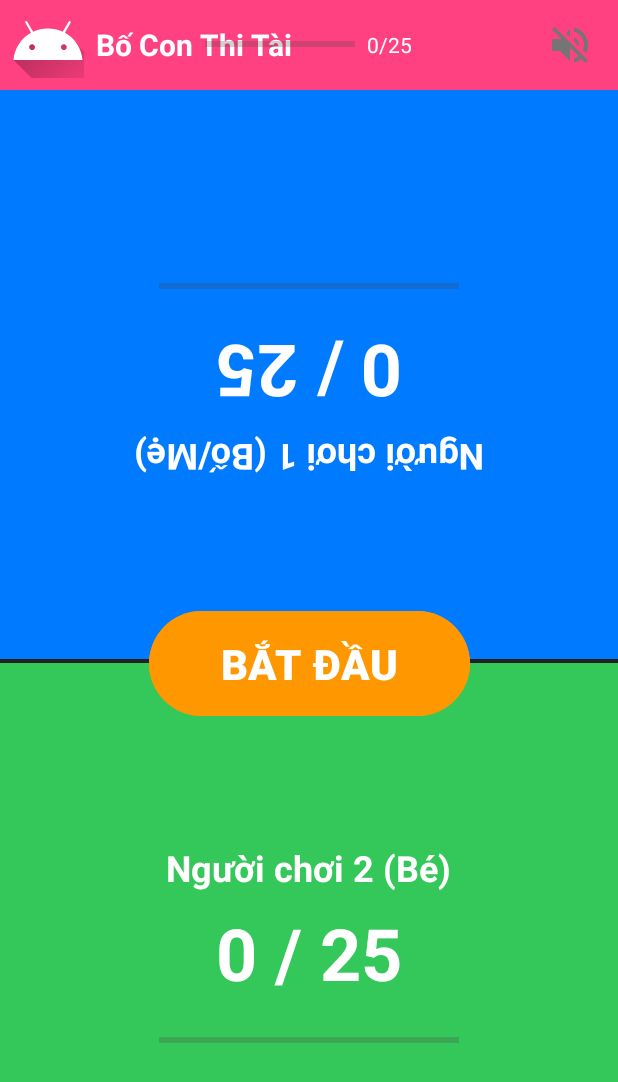
After one commit to dinhanhduc2006-source/Happy-Kids-Learn, an Android app: the VersusActivity screen opened directly, with no data from a screen before it, on a phone screen of 412 x 824 dp. The commit adds this screen. Shown: the top 1082 px of the screen. Run offline under Robolectric (Android 15) with nearby library versions, the phone set to English and light mode, and no system bars.

Commit message:
feat(m3): hoàn thiện mini-game Bố con thi tài chia đôi màn hình 2 người

```diff
--- a/app/src/main/AndroidManifest.xml
+++ b/app/src/main/AndroidManifest.xml
@@ -91,6 +91,11 @@
             android:exported="false"
             android:screenOrientation="portrait"
             android:label="@string/m3_game_reflexes_title" />
+        <activity
+            android:name=".member3.versus.VersusActivity"
+            android:exported="false"
+            android:screenOrientation="portrait"
+            android:label="@string/m3_game_versus_title" />
     </application>
 
 </manifest>
--- /dev/null
+++ b/app/src/main/java/com/example/happykidlearn/member3/versus/VersusActivity.java
@@ -0,0 +1,177 @@
+package com.example.happykidlearn.member3.versus;
+
+import android.annotation.SuppressLint;
+import android.os.Bundle;
+import android.os.Handler;
+import android.os.Looper;
+import android.view.MotionEvent;
+import android.view.View;
+import android.view.animation.OvershootInterpolator;
+import android.widget.Button;
+import android.widget.ProgressBar;
+import android.widget.TextView;
+
+import androidx.annotation.Nullable;
+
+import com.example.happykidlearn.R;
+import com.example.happykidlearn.base.BaseGameActivity;
+
+public class VersusActivity extends BaseGameActivity {
+
+    private final int MAX_SCORE = 25;
+
+    private int p1Score = 0;
+    private int p2Score = 0;
+    private boolean isPlaying = false;
+
+    private View layoutP1, layoutP2;
+    private TextView tvP1Score, tvP2Score;
+    private TextView tvP1Result, tvP2Result;
+    private ProgressBar pbP1, pbP2;
+    private Button btnStart;
+
+    private final Handler delayHandler = new Handler(Looper.getMainLooper());
+
+    @SuppressLint("ClickableViewAccessibility")
+    @Override
+    protected void onCreate(@Nullable Bundle savedInstanceState) {
+        super.onCreate(savedInstanceState);
+        setContentView(R.layout.activity_m3_versus);
+
+        setupHeader(getString(R.string.m3_game_versus_title));
+
+        // Luôn hiển thị tiến độ 0/25 ở Header ban đầu
+        setGameProgress(0, MAX_SCORE);
+
+        layoutP1 = findViewById(R.id.layout_m3_p1);
+        layoutP2 = findViewById(R.id.layout_m3_p2);
+
+        tvP1Score = findViewById(R.id.tv_m3_p1_score);
+        tvP2Score = findViewById(R.id.tv_m3_p2_score);
+
+        tvP1Result = findViewById(R.id.tv_m3_p1_result);
+        tvP2Result = findViewById(R.id.tv_m3_p2_result);
+
+        pbP1 = findViewById(R.id.pb_m3_p1);
+        pbP2 = findViewById(R.id.pb_m3_p2);
+
+        btnStart = findViewById(R.id.btn_m3_start_versus);
+
+        btnStart.setOnClickListener(v -> {
+            if (soundManager != null) soundManager.playSfx(R.raw.m2_sfx_tap);
+            startGame();
+        });
+
+        // Player 1 (Top) Touch Listener
+        layoutP1.setOnTouchListener((v, event) -> {
+            if (isPlaying && event.getAction() == MotionEvent.ACTION_DOWN) {
+                handleTap(1, v);
+                return true;
+            }
+            return false;
+        });
+
+        // Player 2 (Bottom) Touch Listener
+        layoutP2.setOnTouchListener((v, event) -> {
+            if (isPlaying && event.getAction() == MotionEvent.ACTION_DOWN) {
+                handleTap(2, v);
+                return true;
+            }
+            return false;
+        });
+    }
+
+    private void startGame() {
+        p1Score = 0;
+        p2Score = 0;
+        isPlaying = true;
+
+        updateUI();
+        tvP1Result.setVisibility(View.GONE);
+        tvP2Result.setVisibility(View.GONE);
+        btnStart.setVisibility(View.GONE);
+    }
+
+    private void handleTap(int playerIndex, View layoutView) {
+        if (soundManager != null) {
+            soundManager.playSfx(R.raw.m2_sfx_tap);
+        }
+
+        // Bounce effect cho cảm giác nảy
+        layoutView.animate()
+                .scaleX(0.97f).scaleY(0.97f)
+                .setDuration(40)
+                .withEndAction(() -> {
+                    layoutView.animate()
+                            .scaleX(1.0f).scaleY(1.0f)
+                            .setDuration(100)
+                            .setInterpolator(new OvershootInterpolator())
+                            .start();
+                }).start();
+
+        if (playerIndex == 1) {
+            p1Score++;
+        } else {
+            p2Score++;
+        }
+
+        updateUI();
+
+        if (p1Score >= MAX_SCORE || p2Score >= MAX_SCORE) {
+            finishMatch(p1Score >= MAX_SCORE ? 1 : 2);
+        }
+    }
+
+    private void updateUI() {
+        tvP1Score.setText(p1Score + " / " + MAX_SCORE);
+        tvP2Score.setText(p2Score + " / " + MAX_SCORE);
+
+        pbP1.setProgress(p1Score);
+        pbP2.setProgress(p2Score);
+
+        int highestScore = Math.max(p1Score, p2Score);
+        setGameProgress(highestScore, MAX_SCORE);
+    }
+
+    private void finishMatch(int winnerIndex) {
+        isPlaying = false;
+
+        tvP1Result.setVisibility(View.VISIBLE);
+        tvP2Result.setVisibility(View.VISIBLE);
+
+        if (winnerIndex == 1) {
+            tvP1Result.setText(getString(R.string.m3_msg_win));
+            tvP2Result.setText(getString(R.string.m3_msg_lose));
+        } else {
+            tvP1Result.setText(getString(R.string.m3_msg_lose));
+            tvP2Result.setText(getString(R.string.m3_msg_win));
+        }
+
+        if (soundManager != null) {
+            soundManager.playSfx(R.raw.m2_sfx_celebrate);
+        }
+
+        saveGameProgress("versus", MAX_SCORE, MAX_SCORE, 3);
+
+        // Trì hoãn 800ms để 2 người chơi xem Banner kết quả, sau đó mới hiện Dialog
+        delayHandler.postDelayed(() -> {
+            showVictoryDialog(3, this::finish, this::resetMatch);
+        }, 800);
+    }
+
+    private void resetMatch() {
+        p1Score = 0;
+        p2Score = 0;
+        updateUI();
+        tvP1Result.setVisibility(View.GONE);
+        tvP2Result.setVisibility(View.GONE);
+        btnStart.setVisibility(View.VISIBLE);
+    }
+
+    @Override
+    protected void onDestroy() {
+        // Hủy bỏ callback chờ dialog để tránh rò rỉ nếu người dùng bấm Back sớm
+        delayHandler.removeCallbacksAndMessages(null);
+        super.onDestroy();
+    }
+}
--- /dev/null
+++ b/app/src/main/res/layout/activity_m3_versus.xml
@@ -0,0 +1,224 @@
+<?xml version="1.0" encoding="utf-8"?>
+<LinearLayout xmlns:android="http://schemas.android.com/apk/res/android"
+    xmlns:app="http://schemas.android.com/apk/res-auto"
+    android:layout_width="match_parent"
+    android:layout_height="match_parent"
+    android:orientation="vertical"
+    android:splitMotionEvents="true"
+    android:background="#F0F8FF">
+
+    <!-- HEADER (Must match BaseGameActivity IDs) -->
+    <RelativeLayout
+        android:layout_width="match_parent"
+        android:layout_height="60dp"
+        android:background="@color/accent_pink"
+        android:padding="8dp">
+
+        <ImageButton
+            android:id="@+id/btn_header_back"
+            android:layout_width="48dp"
+            android:layout_height="48dp"
+            android:layout_alignParentStart="true"
+            android:background="?selectableItemBackgroundBorderless"
+            android:src="@drawable/ic_launcher_foreground" />
+
+        <TextView
+            android:id="@+id/tv_header_title"
+            android:layout_width="wrap_content"
+            android:layout_height="wrap_content"
+            android:layout_centerVertical="true"
+            android:layout_toEndOf="@id/btn_header_back"
+            android:layout_marginStart="8dp"
+            android:textColor="#FFFFFF"
+            android:textSize="20sp"
+            android:textStyle="bold" />
+
+        <LinearLayout
+            android:layout_width="wrap_content"
+            android:layout_height="wrap_content"
+            android:layout_centerInParent="true"
+            android:gravity="center_vertical"
+            android:orientation="horizontal">
+            <ProgressBar
+                android:id="@+id/pb_header_progress"
+                style="?android:attr/progressBarStyleHorizontal"
+                android:layout_width="100dp"
+                android:layout_height="wrap_content"
+                android:max="100" />
+            <TextView
+                android:id="@+id/tv_header_progress_text"
+                android:layout_width="wrap_content"
+                android:layout_height="wrap_content"
+                android:layout_marginStart="8dp"
+                android:textColor="#FFFFFF" />
+        </LinearLayout>
+
+        <ImageButton
+            android:id="@+id/btn_header_sound"
+            android:layout_width="48dp"
+            android:layout_height="48dp"
+            android:layout_alignParentEnd="true"
+            android:background="?selectableItemBackgroundBorderless"
+            android:src="@drawable/ic_launcher_foreground" />
+    </RelativeLayout>
+
+    <!-- VERSUS BATTLE AREA -->
+    <androidx.constraintlayout.widget.ConstraintLayout
+        android:layout_width="match_parent"
+        android:layout_height="0dp"
+        android:layout_weight="1"
+        android:splitMotionEvents="true">
+
+        <androidx.constraintlayout.widget.Guideline
+            android:id="@+id/guideline_center"
+            android:layout_width="wrap_content"
+            android:layout_height="wrap_content"
+            android:orientation="horizontal"
+            app:layout_constraintGuide_percent="0.5" />
+
+        <!-- PLAYER 1 AREA (Top, Rotated 180) -->
+        <RelativeLayout
+            android:id="@+id/layout_m3_p1"
+            android:layout_width="0dp"
+            android:layout_height="0dp"
+            android:rotation="180"
+            android:background="@color/m3_color_blue"
+            app:layout_constraintTop_toTopOf="parent"
+            app:layout_constraintBottom_toTopOf="@id/guideline_center"
+            app:layout_constraintStart_toStartOf="parent"
+            app:layout_constraintEnd_toEndOf="parent">
+
+            <LinearLayout
+                android:layout_width="wrap_content"
+                android:layout_height="wrap_content"
+                android:layout_centerInParent="true"
+                android:gravity="center"
+                android:orientation="vertical">
+
+                <TextView
+                    android:id="@+id/tv_m3_p1_result"
+                    android:layout_width="wrap_content"
+                    android:layout_height="wrap_content"
+                    android:textSize="32sp"
+                    android:textStyle="bold"
+                    android:textColor="#FFFFFF"
+                    android:visibility="gone"
+                    android:layout_marginBottom="16dp" />
+
+                <TextView
+                    android:layout_width="wrap_content"
+                    android:layout_height="wrap_content"
+                    android:text="@string/m3_lbl_player_1"
+                    android:textSize="24sp"
+                    android:textStyle="bold"
+                    android:textColor="#FFFFFF" />
+
+                <TextView
+                    android:id="@+id/tv_m3_p1_score"
+                    android:layout_width="wrap_content"
+                    android:layout_height="wrap_content"
+                    android:text="0 / 25"
+                    android:textSize="48sp"
+                    android:textStyle="bold"
+                    android:textColor="#FFFFFF"
+                    android:layout_marginTop="8dp"/>
+
+                <ProgressBar
+                    android:id="@+id/pb_m3_p1"
+                    style="?android:attr/progressBarStyleHorizontal"
+                    android:layout_width="200dp"
+                    android:layout_height="20dp"
+                    android:max="25"
+                    android:progress="0"
+                    android:progressTint="#FFFFFF"
+                    android:layout_marginTop="16dp" />
+            </LinearLayout>
+        </RelativeLayout>
+
+        <!-- CENTER DIVIDER -->
+        <View
+            android:layout_width="match_parent"
+            android:layout_height="6dp"
+            android:background="#222222"
+            app:layout_constraintTop_toTopOf="@id/guideline_center"
+            app:layout_constraintBottom_toBottomOf="@id/guideline_center"/>
+
+        <!-- PLAYER 2 AREA (Bottom, Normal orientation) -->
+        <RelativeLayout
+            android:id="@+id/layout_m3_p2"
+            android:layout_width="0dp"
+            android:layout_height="0dp"
+            android:background="@color/m3_color_green"
+            app:layout_constraintTop_toBottomOf="@id/guideline_center"
+            app:layout_constraintBottom_toBottomOf="parent"
+            app:layout_constraintStart_toStartOf="parent"
+            app:layout_constraintEnd_toEndOf="parent">
+
+            <LinearLayout
+                android:layout_width="wrap_content"
+                android:layout_height="wrap_content"
+                android:layout_centerInParent="true"
+                android:gravity="center"
+                android:orientation="vertical">
+
+                <TextView
+                    android:id="@+id/tv_m3_p2_result"
+                    android:layout_width="wrap_content"
+                    android:layout_height="wrap_content"
+                    android:textSize="32sp"
+                    android:textStyle="bold"
+                    android:textColor="#FFFFFF"
+                    android:visibility="gone"
+                    android:layout_marginBottom="16dp" />
+
+                <TextView
+                    android:layout_width="wrap_content"
+                    android:layout_height="wrap_content"
+                    android:text="@string/m3_lbl_player_2"
+                    android:textSize="24sp"
+                    android:textStyle="bold"
+                    android:textColor="#FFFFFF" />
+
+                <TextView
+                    android:id="@+id/tv_m3_p2_score"
+                    android:layout_width="wrap_content"
+                    android:layout_height="wrap_content"
+                    android:text="0 / 25"
+                    android:textSize="48sp"
+                    android:textStyle="bold"
+                    android:textColor="#FFFFFF"
+                    android:layout_marginTop="8dp"/>
+
+                <ProgressBar
+                    android:id="@+id/pb_m3_p2"
+                    style="?android:attr/progressBarStyleHorizontal"
+                    android:layout_width="200dp"
+                    android:layout_height="20dp"
+                    android:max="25"
+                    android:progress="0"
+                    android:progressTint="#FFFFFF"
+                    android:layout_marginTop="16dp" />
+            </LinearLayout>
+        </RelativeLayout>
+
+        <!-- START BUTTON (Center Overlay) -->
+        <Button
+            android:id="@+id/btn_m3_start_versus"
+            android:layout_width="wrap_content"
+            android:layout_height="wrap_content"
+            android:text="@string/m3_lbl_start_versus"
+            android:textSize="28sp"
+            android:textStyle="bold"
+            android:paddingHorizontal="48dp"
+            android:paddingVertical="16dp"
+            android:backgroundTint="@color/accent_orange"
+            android:textColor="#FFFFFF"
+            android:elevation="8dp"
+            app:layout_constraintTop_toTopOf="@id/guideline_center"
+            app:layout_constraintBottom_toBottomOf="@id/guideline_center"
+            app:layout_constraintStart_toStartOf="parent"
+            app:layout_constraintEnd_toEndOf="parent" />
+
+    </androidx.constraintlayout.widget.ConstraintLayout>
+
+</LinearLayout>
--- a/app/src/main/res/values/strings_m3.xml
+++ b/app/src/main/res/values/strings_m3.xml
@@ -14,4 +14,9 @@
     <string name="m3_lbl_score">Điểm: %d</string>
     <string name="m3_lbl_time">Thời gian: %d s</string>
     <string name="m3_btn_start_quick_game">Bắt Đầu Chơi</string>
+    <string name="m3_lbl_player_1">Người chơi 1 (Bố/Mẹ)</string>
+    <string name="m3_lbl_player_2">Người chơi 2 (Bé)</string>
+    <string name="m3_lbl_start_versus">BẮT ĐẦU</string>
+    <string name="m3_msg_win">Chiến thắng! 🎉</string>
+    <string name="m3_msg_lose">Cố gắng nhé! 💪</string>
 </resources>
```
